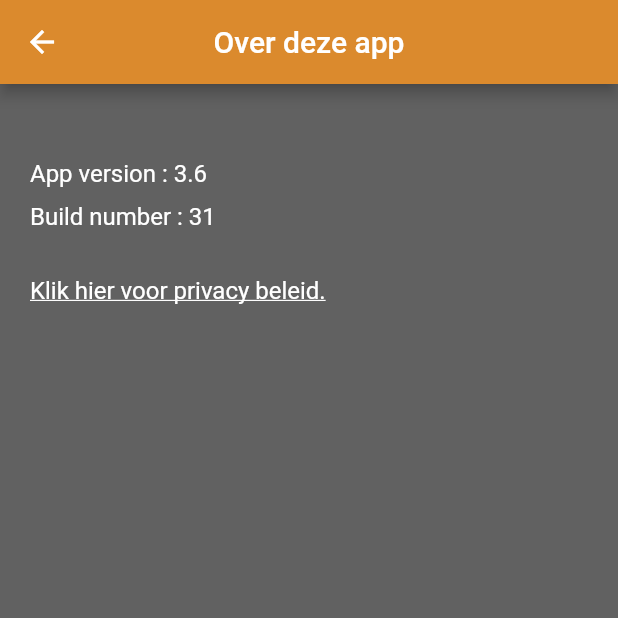
After one commit to epic-unicorn/NZVBTeamApp_Web, a Flutter app: the About screen opened directly, after a tap on "Klik hier voor privacy beleid.", on a phone screen of 412 x 824 dp, the top half of it. The commit adds this screen. Run offline on Flutter 3.47's test engine with Material 2 defaults, Android fonts, the phone set to English and light mode, and no system bars; our stand-ins replace date_format, flutter_icons, package_info, shared_preferences; accounts and stored records are empty; network calls fail.

Commit message:
Added about + app policy

```diff
--- /dev/null
+++ b/lib/about.dart
@@ -0,0 +1,61 @@
+import 'package:flutter/material.dart';
+import 'package:package_info/package_info.dart';
+import 'package:url_launcher/url_launcher.dart';
+
+class About extends StatefulWidget {
+  @override
+  _AboutState createState() => _AboutState();
+}
+
+class _AboutState extends State<About> {
+  PackageInfo _packageInfo = new PackageInfo(
+      appName: 'appName',
+      packageName: 'packageName',
+      version: 'version',
+      buildNumber: 'buildNumber');
+
+  Future<void> _getPackageInfo() async {
+    final PackageInfo info = await PackageInfo.fromPlatform();
+    setState(() => _packageInfo = info);
+  }
+
+  @override
+  void initState() {
+    super.initState();
+    _getPackageInfo();
+  }
+
+  @override
+  Widget build(BuildContext context) {
+    return Scaffold(
+        backgroundColor: Theme.of(context).backgroundColor,
+        appBar: AppBar(
+          title: Text('Over deze app'),
+          centerTitle: true,
+        ),
+        body: ListView(
+          padding: EdgeInsets.all(20),
+          children: <Widget>[
+            Container(height: 30),
+            Text('App version : ' + _packageInfo.version,
+                style: new TextStyle(
+                  fontSize: 16,
+                )),
+            Container(height: 10),
+            Text('Build number : ' + _packageInfo.buildNumber,
+                style: new TextStyle(
+                  fontSize: 16,
+                )),
+            Container(height: 30),
+            InkWell(
+                child: new Text(
+                  'Klik hier voor privacy beleid.',
+                  style: new TextStyle(
+                      fontSize: 16, decoration: TextDecoration.underline),
+                ),
+                onTap: () => launch(
+                    'https://sites.google.com/view/nzvbteamapp-privacypolicy/home')),
+          ],
+        ));
+  }
+}
--- a/lib/settings.dart
+++ b/lib/settings.dart
@@ -1,5 +1,7 @@
 import 'dart:convert';
+import 'package:flutter_icons/flutter_icons.dart';
 import 'package:http/http.dart' as http;
+import 'package:nzvb_team_app/about.dart';
 import 'package:nzvb_team_app/models/league.dart';
 import 'package:flutter/cupertino.dart';
 import 'package:flutter/material.dart';
@@ -121,6 +123,18 @@ class _SettingState extends State<Settings> {
         appBar: AppBar(
           title: Text('Instellingen'),
           centerTitle: true,
+          actions: <Widget>[
+            IconButton(
+              icon: Icon(FontAwesome.info_circle),
+              color: Colors.white,
+              onPressed: () async {
+                await Navigator.push(
+                    context,
+                    MaterialPageRoute(
+                        builder: (BuildContext context) => About()));
+              },
+            ),
+          ],
         ),
         body: ListView(
           padding: EdgeInsets.all(20),
```
Also changed, not shown: pubspec.yaml (+6 -3 lines).
